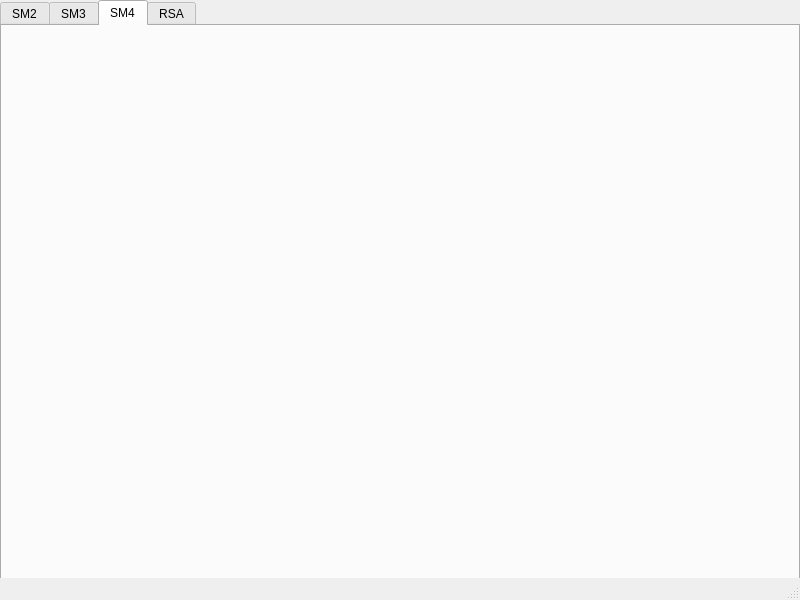
Above: mainwindow.ui from supermanc88/CryptoTool before the change. Below: the same form after it.
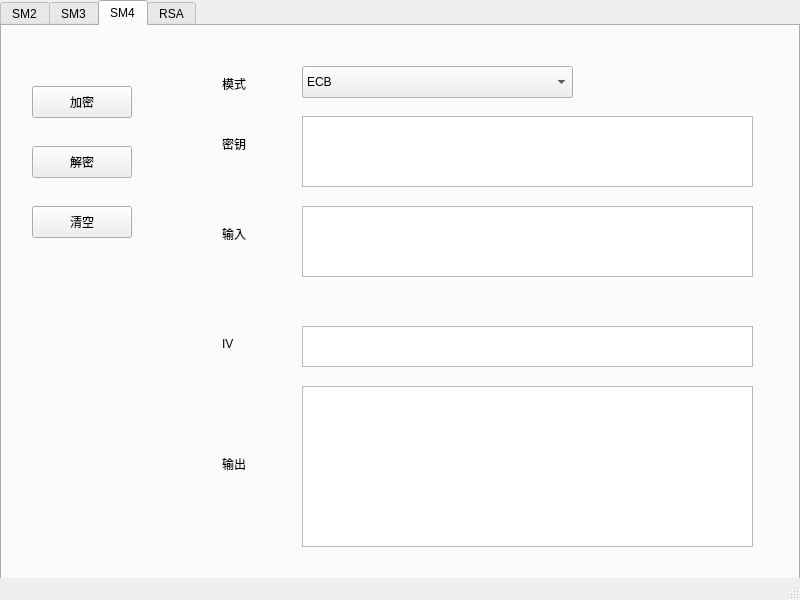
That is the form after the change. The open tabs and pages were chosen to show the change.

Commit message: 添加sm3和sm4功能

```diff
--- a/mainwindow.ui
+++ b/mainwindow.ui
@@ -318,6 +318,200 @@
      <attribute name="title">
       <string>SM4</string>
      </attribute>
+     <widget class="QPushButton" name="pushButton_sm4_encrypt">
+      <property name="geometry">
+       <rect>
+        <x>30</x>
+        <y>60</y>
+        <width>100</width>
+        <height>32</height>
+       </rect>
+      </property>
+      <property name="text">
+       <string>加密</string>
+      </property>
+     </widget>
+     <widget class="QPushButton" name="pushButton_sm4_decrypt">
+      <property name="geometry">
+       <rect>
+        <x>30</x>
+        <y>120</y>
+        <width>100</width>
+        <height>32</height>
+       </rect>
+      </property>
+      <property name="text">
+       <string>解密</string>
+      </property>
+     </widget>
+     <widget class="QPushButton" name="pushButton_sm4_tab_clear">
+      <property name="geometry">
+       <rect>
+        <x>30</x>
+        <y>180</y>
+        <width>100</width>
+        <height>32</height>
+       </rect>
+      </property>
+      <property name="text">
+       <string>清空</string>
+      </property>
+     </widget>
+     <widget class="QTextEdit" name="textEdit_sm4_input">
+      <property name="geometry">
+       <rect>
+        <x>300</x>
+        <y>180</y>
+        <width>451</width>
+        <height>71</height>
+       </rect>
+      </property>
+     </widget>
+     <widget class="QTextEdit" name="textEdit_sm4_output">
+      <property name="geometry">
+       <rect>
+        <x>300</x>
+        <y>360</y>
+        <width>451</width>
+        <height>161</height>
+       </rect>
+      </property>
+     </widget>
+     <widget class="QLabel" name="label_14">
+      <property name="geometry">
+       <rect>
+        <x>220</x>
+        <y>200</y>
+        <width>58</width>
+        <height>16</height>
+       </rect>
+      </property>
+      <property name="text">
+       <string>输入</string>
+      </property>
+     </widget>
+     <widget class="QLabel" name="label_15">
+      <property name="geometry">
+       <rect>
+        <x>220</x>
+        <y>430</y>
+        <width>58</width>
+        <height>16</height>
+       </rect>
+      </property>
+      <property name="text">
+       <string>输出</string>
+      </property>
+     </widget>
+     <widget class="QLabel" name="label_16">
+      <property name="geometry">
+       <rect>
+        <x>220</x>
+        <y>50</y>
+        <width>58</width>
+        <height>16</height>
+       </rect>
+      </property>
+      <property name="text">
+       <string>模式</string>
+      </property>
+     </widget>
+     <widget class="QLabel" name="label_17">
+      <property name="geometry">
+       <rect>
+        <x>220</x>
+        <y>310</y>
+        <width>58</width>
+        <height>16</height>
+       </rect>
+      </property>
+      <property name="text">
+       <string>IV</string>
+      </property>
+     </widget>
+     <widget class="QTextEdit" name="textEdit_sm4_iv">
+      <property name="geometry">
+       <rect>
+        <x>300</x>
+        <y>300</y>
+        <width>451</width>
+        <height>41</height>
+       </rect>
+      </property>
+     </widget>
+     <widget class="QComboBox" name="comboBox_sm4_mode">
+      <property name="geometry">
+       <rect>
+        <x>300</x>
+        <y>40</y>
+        <width>271</width>
+        <height>32</height>
+       </rect>
+      </property>
+      <item>
+       <property name="text">
+        <string>ECB</string>
+       </property>
+      </item>
+      <item>
+       <property name="text">
+        <string>CBC</string>
+       </property>
+      </item>
+      <item>
+       <property name="text">
+        <string>CFB</string>
+       </property>
+      </item>
+      <item>
+       <property name="text">
+        <string>OFB</string>
+       </property>
+      </item>
+      <item>
+       <property name="text">
+        <string>CTR</string>
+       </property>
+      </item>
+      <item>
+       <property name="text">
+        <string>XTS</string>
+       </property>
+      </item>
+      <item>
+       <property name="text">
+        <string>CCM</string>
+       </property>
+      </item>
+      <item>
+       <property name="text">
+        <string>GCM</string>
+       </property>
+      </item>
+     </widget>
+     <widget class="QLabel" name="label_18">
+      <property name="geometry">
+       <rect>
+        <x>220</x>
+        <y>110</y>
+        <width>58</width>
+        <height>16</height>
+       </rect>
+      </property>
+      <property name="text">
+       <string>密钥</string>
+      </property>
+     </widget>
+     <widget class="QTextEdit" name="textEdit_sm4_key">
+      <property name="geometry">
+       <rect>
+        <x>300</x>
+        <y>90</y>
+        <width>451</width>
+        <height>71</height>
+       </rect>
+      </property>
+     </widget>
     </widget>
     <widget class="QWidget" name="tab_rsa">
      <attribute name="title">
```
Left out of the diff: 146 changed lines with no effect on the pictures. The commit also changes 2 other files.
